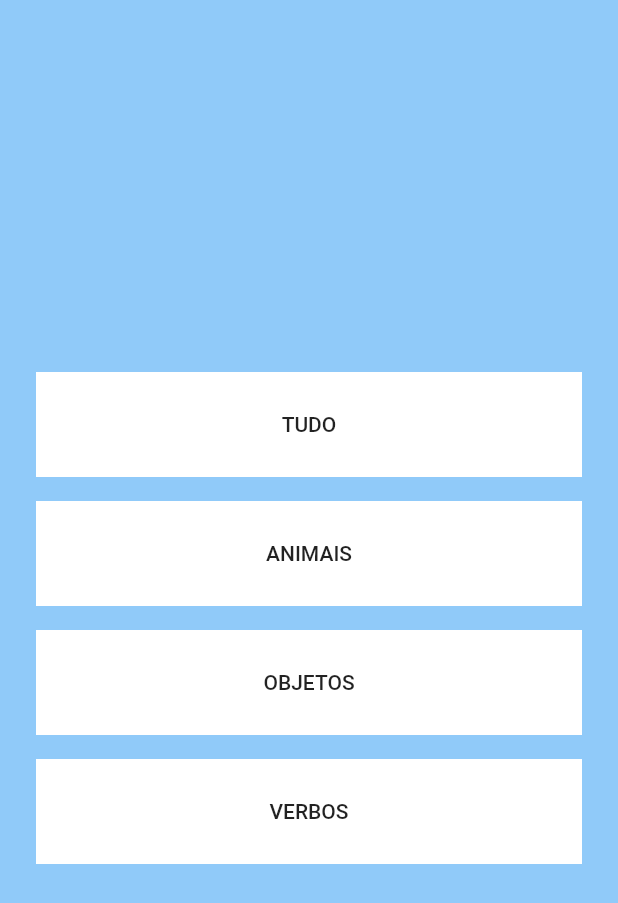
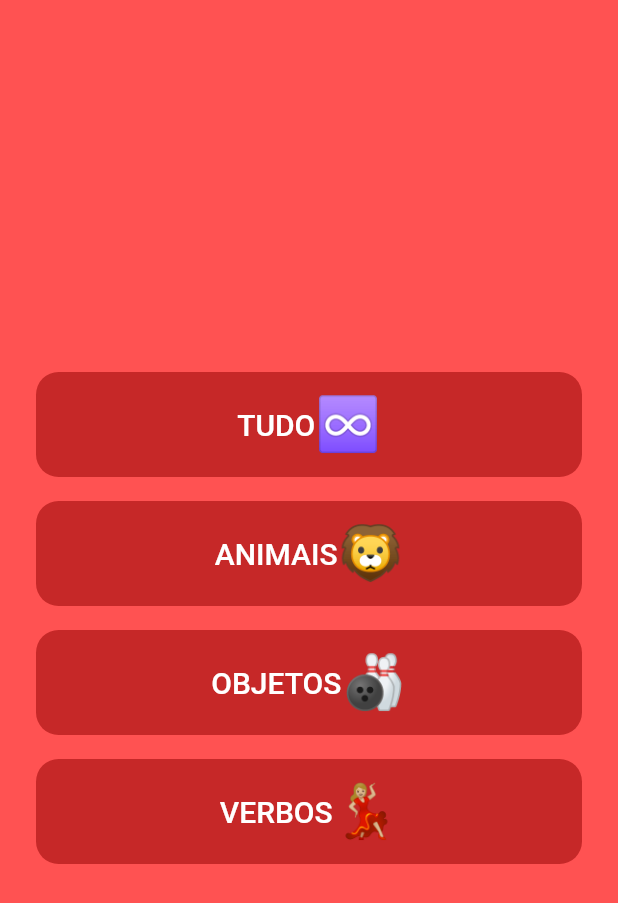
Before and after one commit to LucssCarvalho/image_and_action, a Flutter app: the screen it shows after launch, on a phone screen of 412 x 824 dp. Shown: the top 903 px of the screen. Run offline on Flutter 3.47's test engine with Material 2 defaults, Android fonts, the phone set to English and light mode, and no system bars.

Commit message:
update selectGameScreen

```diff
--- a/lib/screens/selectGameScreen.dart
+++ b/lib/screens/selectGameScreen.dart
@@ -6,15 +6,15 @@ class SelectGame extends StatelessWidget {
   Widget build(BuildContext context) {
     return Scaffold(
       body: Container(
-        color: Colors.blue[200],
+        color: Colors.redAccent,
         alignment: Alignment.center,
         child: Column(
           mainAxisAlignment: MainAxisAlignment.center,
           children: <Widget>[
-            buttonTypeGame(context, 'TUDO'),
-            buttonTypeGame(context, 'ANIMAIS'),
-            buttonTypeGame(context, 'OBJETOS'),
-            buttonTypeGame(context, 'VERBOS'),
+            buttonTypeGame(context, 'TUDO', '♾️'),
+            buttonTypeGame(context, 'ANIMAIS', '🦁'),
+            buttonTypeGame(context, 'OBJETOS', '🎳'),
+            buttonTypeGame(context, 'VERBOS', '💃🏼'),
           ],
         ),
       ),
@@ -22,16 +22,30 @@ class SelectGame extends StatelessWidget {
   }
 }
 
-Widget buttonTypeGame(context, String type) {
+Widget buttonTypeGame(context, String type, String emoji) {
   return Padding(
     padding: const EdgeInsets.all(8.0),
     child: MaterialButton(
       child: Container(
-        height: 70,
-        color: Colors.white,
-        alignment: Alignment.center,
-        child: Text(type),
-      ),
+          decoration: BoxDecoration(
+            color: Colors.red[800],
+            borderRadius: BorderRadius.circular(15),
+          ),
+          height: 70,
+          alignment: Alignment.center,
+          child: Row(
+            mainAxisAlignment: MainAxisAlignment.center,
+            children: <Widget>[
+              Text(
+                type,
+                style: TextStyle(fontSize: 20, color: Colors.white),
+              ),
+              Text(
+                emoji,
+                style: TextStyle(fontSize: 35, color: Colors.white),
+              ),
+            ],
+          )),
       onPressed: () {
         Navigator.of(context).push(
           MaterialPageRoute(
```
